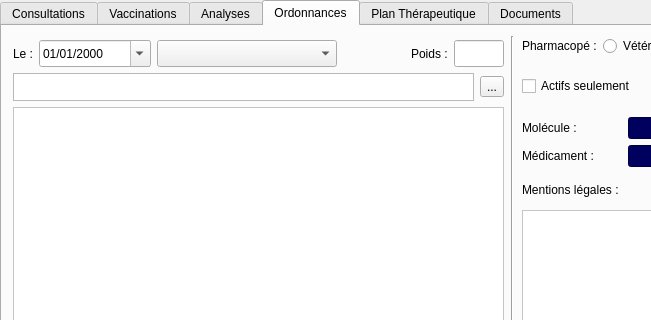
Qt form VetGUI/Form_medical.ui (FrancoisBagaini/OpenVet0.2) before a commit; both pictures show x 0 to 651 and y 0 to 320 of the 1024 by 524 pixel window.
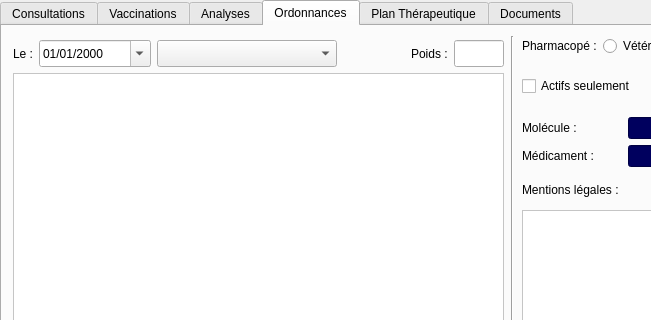
The same form after that commit. Icons and pictures are not drawn. Custom widgets are drawn as their Qt base class.

What changed in the file:
```diff
--- a/VetGUI/Form_medical.ui
+++ b/VetGUI/Form_medical.ui
@@ -1672,49 +1672,6 @@
        </item>
       </layout>
      </item>
-     <item>
-      <layout class="QHBoxLayout" name="horizontalLayout_13">
-       <property name="spacing">
-        <number>6</number>
-       </property>
-       <property name="sizeConstraint">
-        <enum>QLayout::SetFixedSize</enum>
-       </property>
-       <property name="leftMargin">
-        <number>0</number>
-       </property>
-       <item>
-        <widget class="QPlainTextEdit" name="plainTextEdit_posologie">
-         <property name="maximumSize">
-          <size>
-           <width>16777215</width>
-           <height>28</height>
-          </size>
-         </property>
-        </widget>
-       </item>
-       <item>
-        <widget class="QToolButton" name="toolButton_calculatrice">
-         <property name="toolTip">
-          <string>Calculatrice de dose</string>
-         </property>
-         <property name="text">
-          <string>...</string>
-         </property>
-         <property name="icon">
-          <iconset resource="resources.qrc">
-           <normaloff>:/newPrefix/images/calculator.jpg</normaloff>:/newPrefix/images/calculator.jpg</iconset>
-         </property>
-         <property name="iconSize">
-          <size>
-           <width>30</width>
-           <height>30</height>
-          </size>
-         </property>
-        </widget>
-       </item>
-      </layout>
-     </item>
      <item>
       <widget class="QTextEdit" name="textEdit_Ordonnance">
        <property name="sizePolicy">
```
